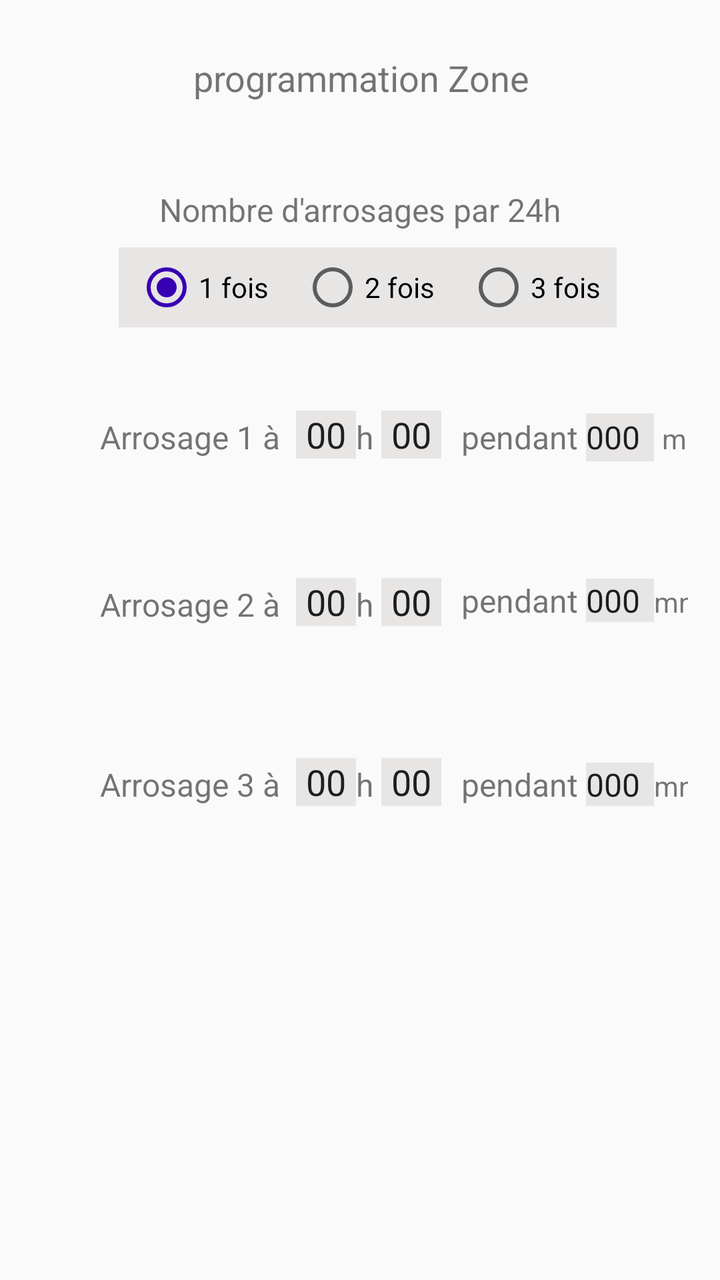
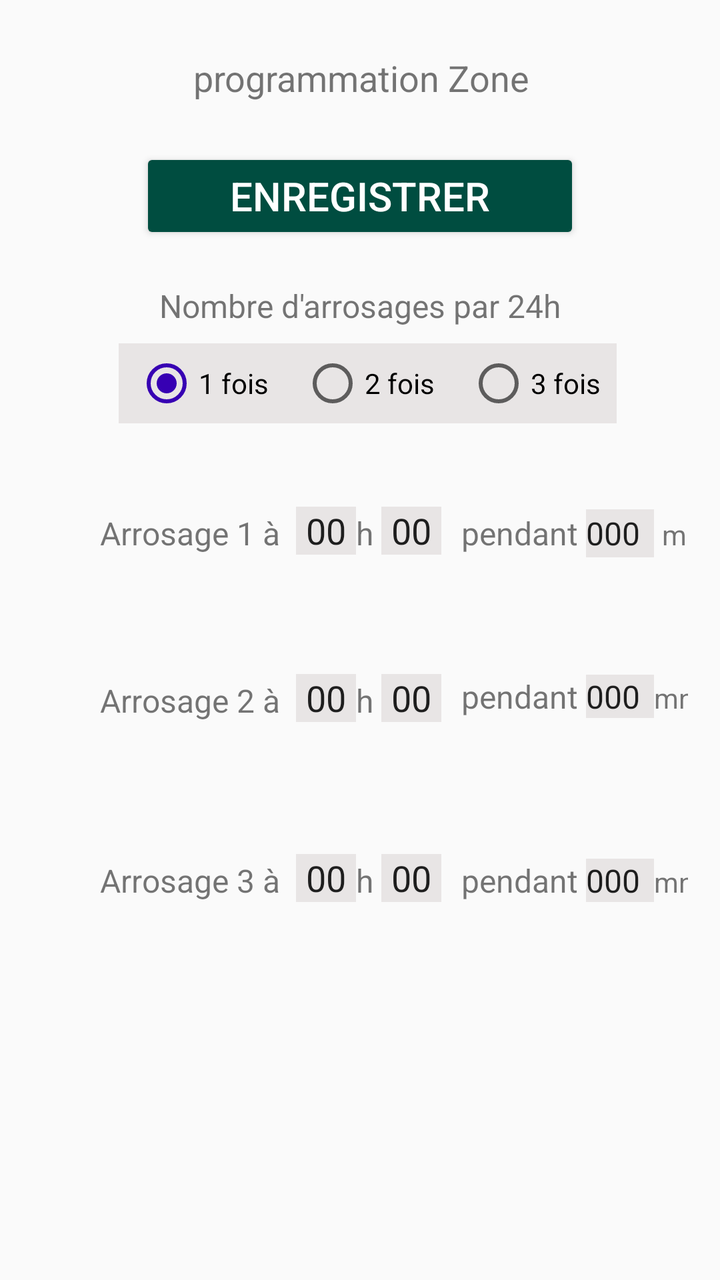

Two renders of the same Android screen: before a commit and after it. Below are the layout's source before the change and the commit's diff.
<!-- AndroidManifest.xml: application theme AppTheme -->
<!-- res/layout/activity_programming.xml -->
<?xml version="1.0" encoding="utf-8"?>
<androidx.constraintlayout.widget.ConstraintLayout xmlns:android="http://schemas.android.com/apk/res/android"

    xmlns:app="http://schemas.android.com/apk/res-auto"
    android:id="@+id/layout1"
    android:layout_width="match_parent"
    android:layout_height="match_parent"
    android:layout_centerHorizontal="true"
    android:accessibilityTraversalAfter="@id/debut1mn"
    android:padding="16dp">

    <TextView
        android:id="@+id/programmationZone"
        android:layout_width="349dp"
        android:layout_height="42dp"
        android:layout_marginTop="8dp"
        android:elegantTextHeight="true"
        android:text="@string/programmation_zone"
        android:textAlignment="center"
        android:textSize="18sp"
        app:layout_constraintBottom_toTopOf="@+id/textViewFois"
        app:layout_constraintEnd_toEndOf="parent"
        app:layout_constraintStart_toStartOf="parent"
        app:layout_constraintTop_toTopOf="parent"
        app:layout_constraintVertical_bias="0.5" />

    <TextView
        android:id="@+id/textViewFois"
        android:layout_width="wrap_content"
        android:layout_height="wrap_content"
        android:layout_marginTop="28dp"
        android:text="@string/nombre_d_arrosages_par_24h"
        android:textSize="16sp"
        app:layout_constraintEnd_toEndOf="parent"
        app:layout_constraintStart_toStartOf="parent"
        app:layout_constraintTop_toBottomOf="@+id/programmationZone" />

    <RadioGroup
        android:id="@+id/radioGroup"
        android:layout_width="wrap_content"
        android:layout_height="40dp"
        android:layout_marginTop="8dp"
        android:background="#E8E5E5"
        android:orientation="horizontal"
        app:layout_constraintEnd_toEndOf="parent"
        app:layout_constraintHorizontal_bias="0.549"
        app:layout_constraintStart_toStartOf="parent"
        app:layout_constraintTop_toBottomOf="@+id/textViewFois">

        <RadioButton
            android:id="@+id/rd_1fois"
            android:layout_width="wrap_content"
            android:layout_height="wrap_content"
            android:layout_marginHorizontal="8dp"
            android:layout_marginVertical="8dp"
            android:checked="true"
            android:defaultFocusHighlightEnabled="false"
            android:focusedByDefault="false"
            android:selectAllOnFocus="false"
            android:text="@string/_1_fois"
            android:textAlignment="viewStart" />

        <RadioButton
            android:id="@+id/rd_2fois"
            android:layout_width="wrap_content"
            android:layout_height="wrap_content"
            android:layout_marginHorizontal="8dp"
            android:layout_marginVertical="8dp"
            android:text="@string/_2_fois"
            android:textAlignment="viewStart" />

        <RadioButton
            android:id="@+id/rd_3fois"
            android:layout_width="wrap_content"
            android:layout_height="wrap_content"
            android:layout_marginHorizontal="8dp"
            android:layout_marginVertical="8dp"
            android:text="@string/_3_fois"
            android:textAlignment="viewStart" />
    </RadioGroup>


    <TextView
        android:id="@+id/debut11fois"
        android:layout_width="wrap_content"
        android:layout_height="wrap_content"
        android:layout_marginStart="34dp"
        android:layout_marginTop="44dp"
        android:text="@string/arrosage_1"
        android:textSize="16sp"
        app:layout_constraintStart_toStartOf="parent"
        app:layout_constraintTop_toBottomOf="@+id/radioGroup" />

    <EditText
        android:id="@+id/debut1heure"
        android:layout_width="30dp"
        android:layout_height="24dp"
        android:layout_marginStart="8dp"
        android:autofillHints=""
        android:background="#E8E5E5"

        android:ems="8"
        android:fitsSystemWindows="false"

        android:imeOptions="actionNext"
        android:inputType="number"
        android:selectAllOnFocus="true"
        android:text="@string/_00"
        android:textAlignment="center"
        app:layout_constraintBaseline_toBaselineOf="@+id/debut11fois"
        app:layout_constraintStart_toEndOf="@+id/debut11fois" />

    <TextView
        android:id="@+id/debut1hr"
        android:layout_width="wrap_content"

        android:layout_height="wrap_content"
        android:layout_marginTop="44dp"
        android:text="@string/h"
        android:textSize="16sp"
        app:layout_constraintStart_toEndOf="@+id/debut1heure"
        app:layout_constraintTop_toBottomOf="@+id/radioGroup" />

    <EditText
        android:id="@+id/debut1mn"
        android:layout_width="30dp"
        android:layout_height="24dp"
        android:layout_marginStart="4dp"
        android:background="#E8E5E5"
        android:ems="8"
        android:fitsSystemWindows="false"
         android:autofillHints=""
        android:imeOptions="actionNext"
        android:inputType="number"
        android:digits="0123456789"
        android:selectAllOnFocus="true"
        android:text="@string/_00"
        android:textAlignment="center"
        app:layout_constraintBaseline_toBaselineOf="@+id/debut11fois"
        app:layout_constraintStart_toEndOf="@+id/debut1hr" />

    <TextView
        android:id="@+id/textView11"
        android:layout_width="wrap_content"
        android:layout_height="wrap_content"
        android:layout_marginStart="10dp"
        android:text="@string/mn_dur_e"
        android:textSize="16sp"
        app:layout_constraintBottom_toBottomOf="@+id/debut11fois"
        app:layout_constraintStart_toEndOf="@+id/debut1mn" />

    <EditText
        android:id="@+id/duration1"
        android:layout_width="34dp"
        android:layout_height="24dp"
        android:layout_marginStart="4dp"
        android:background="#E8E5E5"
        android:ems="10"
        android:autofillHints=""
        android:imeOptions="actionNext"
        android:inputType="number"
        android:digits="0123456789"
        android:selectAllOnFocus="true"
        android:text="@string/_000"
        android:textSize="16sp"
        app:layout_constraintBaseline_toBaselineOf="@+id/textView11"
        app:layout_constraintStart_toEndOf="@+id/textView11" />

    <TextView
        android:id="@+id/textView111"
        android:layout_width="wrap_content"
        android:layout_height="wrap_content"
        android:layout_marginStart="4dp"
        android:text="@string/mn"
        app:layout_constraintBaseline_toBaselineOf="@+id/duration1"
        app:layout_constraintStart_toEndOf="@+id/duration1" />


    <androidx.constraintlayout.widget.ConstraintLayout
        android:id="@+id/layout2"
        android:layout_width="361dp"
        android:layout_height="80dp"
        android:layout_marginTop="40dp"
        android:visibility="visible"
        app:layout_constraintEnd_toEndOf="parent"
        app:layout_constraintHorizontal_bias="0.0"
        app:layout_constraintStart_toStartOf="parent"
        app:layout_constraintTop_toBottomOf="@+id/debut11fois">

        <TextView
            android:id="@+id/debut22fois"
            android:layout_width="wrap_content"
            android:layout_height="wrap_content"
            android:layout_marginStart="34dp"
            android:layout_marginTop="22dp"
            android:text="@string/arrosage_2"
            android:textSize="16sp"
            app:layout_constraintStart_toStartOf="parent"
            app:layout_constraintTop_toTopOf="parent" />


        <TextView
            android:id="@+id/textView42"
            android:layout_width="wrap_content"
            android:layout_height="wrap_content"
            android:layout_marginStart="10dp"
            android:layout_marginBottom="2dp"
            android:text="@string/mn_dur_e"
            android:textSize="16sp"
            app:layout_constraintBottom_toBottomOf="@+id/debut22fois"
            app:layout_constraintStart_toEndOf="@+id/debut2mn" />

        <EditText
            android:id="@+id/debut2heure"
            android:layout_width="30dp"
            android:layout_height="24dp"
            android:layout_marginStart="8dp"
            android:background="#E8E5E5"
            android:ems="8"
            android:autofillHints=""
            android:fitsSystemWindows="false"
            android:imeOptions="actionNext"
            android:inputType="number"
            android:digits="0123456789"
            android:selectAllOnFocus="true"
            android:text="@string/_00"
            android:textAlignment="center"
            app:layout_constraintBaseline_toBaselineOf="@+id/debut22fois"
            app:layout_constraintStart_toEndOf="@+id/debut22fois" />

        <EditText
            android:id="@+id/debut2mn"
            android:layout_width="30dp"
            android:layout_height="24dp"
            android:layout_marginStart="4dp"
            android:background="#E8E5E5"
            android:ems="8"
            android:fitsSystemWindows="false"
             android:autofillHints=""
            android:imeOptions="actionNext"
            android:inputType="number"
            android:digits="0123456789"
            android:selectAllOnFocus="true"
            android:text="@string/_00"
            android:textAlignment="center"
            app:layout_constraintBaseline_toBaselineOf="@+id/debut22fois"
            app:layout_constraintStart_toEndOf="@+id/debut2hr" />

        <TextView
            android:id="@+id/debut2hr"
            android:layout_width="wrap_content"
            android:layout_height="wrap_content"
            android:text="@string/h"
            android:textSize="16sp"
            app:layout_constraintBaseline_toBaselineOf="@+id/debut22fois"
            app:layout_constraintStart_toEndOf="@+id/debut2heure" />


        <EditText
            android:id="@+id/duration2"
            android:layout_width="34dp"
            android:layout_height="wrap_content"
            android:layout_marginStart="4dp"
            android:background="#E8E5E5"
            android:ems="10"
            android:autofillHints=""
            android:imeOptions="actionNext"
            android:inputType="number"
            android:digits="0123456789"
            android:selectAllOnFocus="true"
            android:text="@string/_000"
            android:textSize="16sp"
            app:layout_constraintBaseline_toBaselineOf="@+id/textView42"
            app:layout_constraintStart_toEndOf="@+id/textView42" />

        <TextView
            android:id="@+id/textView52"
            android:layout_width="wrap_content"
            android:layout_height="wrap_content"
            android:text="@string/mn"
            app:layout_constraintBaseline_toBaselineOf="@+id/duration2"
            app:layout_constraintStart_toEndOf="@+id/duration2" />

    </androidx.constraintlayout.widget.ConstraintLayout>

    <androidx.constraintlayout.widget.ConstraintLayout
        android:id="@+id/layout3"
        android:layout_width="match_parent"
        android:layout_height="111dp"
        android:layout_marginTop="8dp"
        android:visibility="visible"
        app:layout_constraintEnd_toEndOf="parent"
        app:layout_constraintStart_toStartOf="parent"
        app:layout_constraintTop_toBottomOf="@+id/layout2">

        <TextView
            android:id="@+id/debut33fois"
            android:layout_width="wrap_content"
            android:layout_height="wrap_content"
            android:layout_marginStart="34dp"
            android:layout_marginTop="24dp"
            android:text="@string/arrosage_3"
            android:textSize="16sp"
            app:layout_constraintStart_toStartOf="parent"
            app:layout_constraintTop_toTopOf="parent" />

        <EditText
            android:id="@+id/debut3heure"
            android:layout_width="30dp"
            android:layout_height="24dp"
            android:layout_marginStart="8dp"
            android:background="#E8E5E5"
            android:ems="8"
            android:fitsSystemWindows="false"
             android:autofillHints=""
            android:imeOptions="actionNext"
            android:inputType="number"
            android:digits="0123456789"
            android:selectAllOnFocus="true"
            android:text="@string/_00"
            android:textAlignment="center"
            app:layout_constraintBaseline_toBaselineOf="@+id/debut33fois"
            app:layout_constraintStart_toEndOf="@+id/debut33fois" />


        <TextView
            android:id="@+id/debut3hr"
            android:layout_width="wrap_content"
            android:layout_height="wrap_content"
            android:text="@string/h"
            android:textSize="16sp"
            app:layout_constraintBaseline_toBaselineOf="@+id/debut3mn"
            app:layout_constraintStart_toEndOf="@+id/debut3heure" />


        <EditText
            android:id="@+id/debut3mn"
            android:layout_width="30dp"
            android:layout_height="24dp"
            android:layout_marginStart="4dp"
            android:background="#E8E5E5"
            android:ems="8"
            android:fitsSystemWindows="false"
             android:autofillHints=""
            android:imeOptions="actionNext"
            android:inputType="number"
            android:digits="0123456789"
            android:selectAllOnFocus="true"
            android:text="@string/_00"
            android:textAlignment="center"
            app:layout_constraintBaseline_toBaselineOf="@+id/textView4"
            app:layout_constraintStart_toEndOf="@+id/debut3hr" />

        <TextView
            android:id="@+id/textView4"
            android:layout_width="wrap_content"
            android:layout_height="wrap_content"
            android:layout_marginStart="10dp"
            android:text="@string/mn_dur_e"
            android:textSize="16sp"
            app:layout_constraintBottom_toBottomOf="@+id/debut33fois"
            app:layout_constraintStart_toEndOf="@+id/debut3mn" />

        <EditText
            android:id="@+id/duration3"
            android:layout_width="34dp"
            android:layout_height="wrap_content"
            android:layout_marginStart="4dp"
            android:background="#E8E5E5"
            android:ems="10"
            android:autofillHints=""
            android:imeOptions="actionNext"
            android:inputType="number"
            android:digits="0123456789"
            android:selectAllOnFocus="true"
            android:text="@string/_000"
            android:textSize="16sp"
            app:layout_constraintBaseline_toBaselineOf="@+id/textView4"
            app:layout_constraintStart_toEndOf="@+id/textView4" />

        <TextView
            android:id="@+id/textView5"
            android:layout_width="wrap_content"
            android:layout_height="wrap_content"
            android:text="@string/mn"
            app:layout_constraintBaseline_toBaselineOf="@+id/duration3"
            app:layout_constraintStart_toEndOf="@+id/duration3" />


    </androidx.constraintlayout.widget.ConstraintLayout>


</androidx.constraintlayout.widget.ConstraintLayout>
<!-- resources referenced by this layout -->
<resources>
  <string name="_00">00</string>
  <string name="_000">000</string>
  <string name="_1_fois">1 fois</string>
  <string name="_2_fois">2 fois</string>
  <string name="_3_fois">3 fois</string>
  <string name="arrosage_1">Arrosage 1 à</string>
  <string name="arrosage_2">Arrosage 2 à</string>
  <string name="arrosage_3">Arrosage 3 à</string>
  <string name="h">h</string>
  <string name="mn">mn</string>
  <string name="mn_dur_e">  pendant</string>
  <string name="nombre_d_arrosages_par_24h">Nombre d\'arrosages par 24h</string>
  <string name="programmation_zone">programmation Zone</string>
  <style name="AppTheme" parent="Theme.AppCompat.Light.DarkActionBar">
          
          <item name="colorPrimary">@color/white</item>
          <item name="colorPrimaryDark">@color/teal_700</item>
          <item name="colorAccent">@color/purple_700</item>
      </style>
  <color name="white">#FFFFFFFF</color>
  <color name="teal_700">#004D40</color>
  <color name="purple_700">#FF3700B3</color>
</resources>

<!-- the commit's change to res/layout/activity_programming.xml (unified diff, before → after) -->
@@ -18,22 +18,35 @@
         android:text="@string/programmation_zone"
         android:textAlignment="center"
         android:textSize="18sp"
-        app:layout_constraintBottom_toTopOf="@+id/textViewFois"
-        app:layout_constraintEnd_toEndOf="parent"
-        app:layout_constraintStart_toStartOf="parent"
-        app:layout_constraintTop_toTopOf="parent"
-        app:layout_constraintVertical_bias="0.5" />
+        app:layout_constraintEnd_toEndOf="parent"
+        app:layout_constraintStart_toStartOf="parent"
+        app:layout_constraintTop_toTopOf="parent" />
+
+    
+    <Button
+        android:id="@+id/btnEnregistrer"
+        android:layout_width="wrap_content"
+        android:layout_height="wrap_content"
+        android:layout_marginTop="8dp"
+        android:backgroundTint="@color/teal_700"
+        android:minWidth="220dp"
+        android:text="@string/enregistrer"
+        android:textColor="@color/white"
+        android:textSize="20sp"
+        app:layout_constraintEnd_toEndOf="parent"
+        app:layout_constraintStart_toStartOf="parent"
+        app:layout_constraintTop_toBottomOf="@+id/programmationZone" />
 
     <TextView
         android:id="@+id/textViewFois"
         android:layout_width="wrap_content"
         android:layout_height="wrap_content"
-        android:layout_marginTop="28dp"
+        android:layout_marginTop="20dp"
         android:text="@string/nombre_d_arrosages_par_24h"
         android:textSize="16sp"
         app:layout_constraintEnd_toEndOf="parent"
         app:layout_constraintStart_toStartOf="parent"
-        app:layout_constraintTop_toBottomOf="@+id/programmationZone" />
+        app:layout_constraintTop_toBottomOf="@+id/btnEnregistrer" />
 
     <RadioGroup
         android:id="@+id/radioGroup"
@@ -389,5 +402,4 @@
 
     </androidx.constraintlayout.widget.ConstraintLayout>
 
-
 </androidx.constraintlayout.widget.ConstraintLayout>
<!-- resource entries referenced after the edit -->
@@ -8,6 +8,7 @@
   <string name="arrosage_1">Arrosage 1 à</string>
   <string name="arrosage_2">Arrosage 2 à</string>
   <string name="arrosage_3">Arrosage 3 à</string>
+  <string name="enregistrer">ENREGISTRER</string>
   <string name="h">h</string>
   <string name="mn">mn</string>
   <string name="mn_dur_e">  pendant</string>
